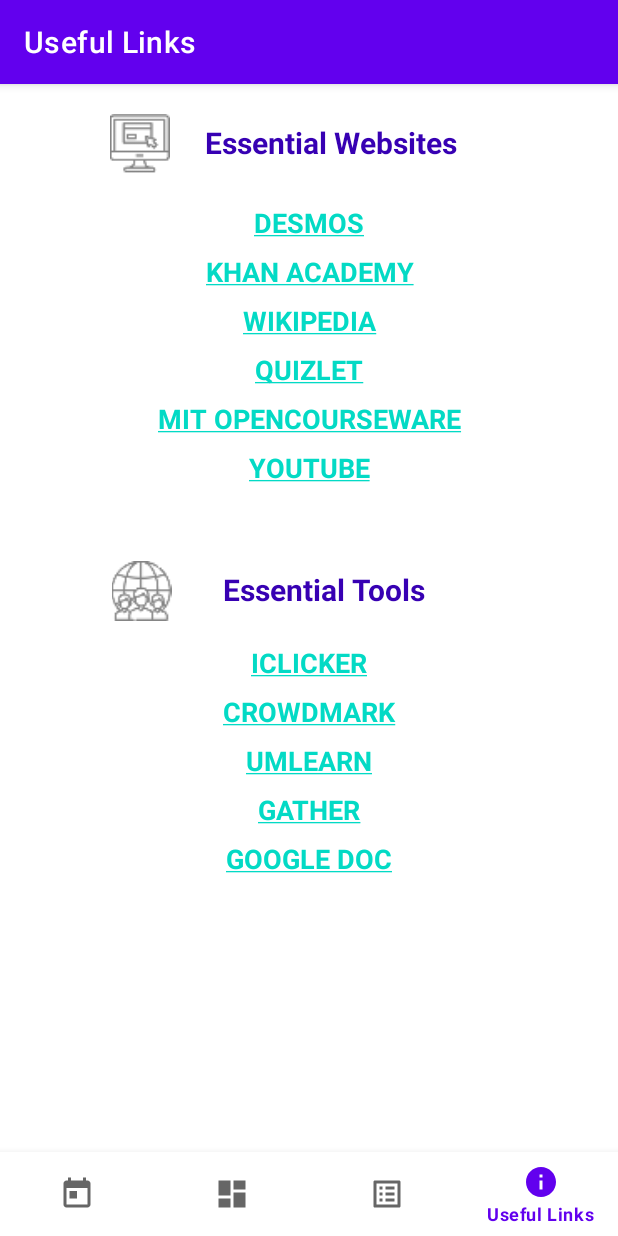
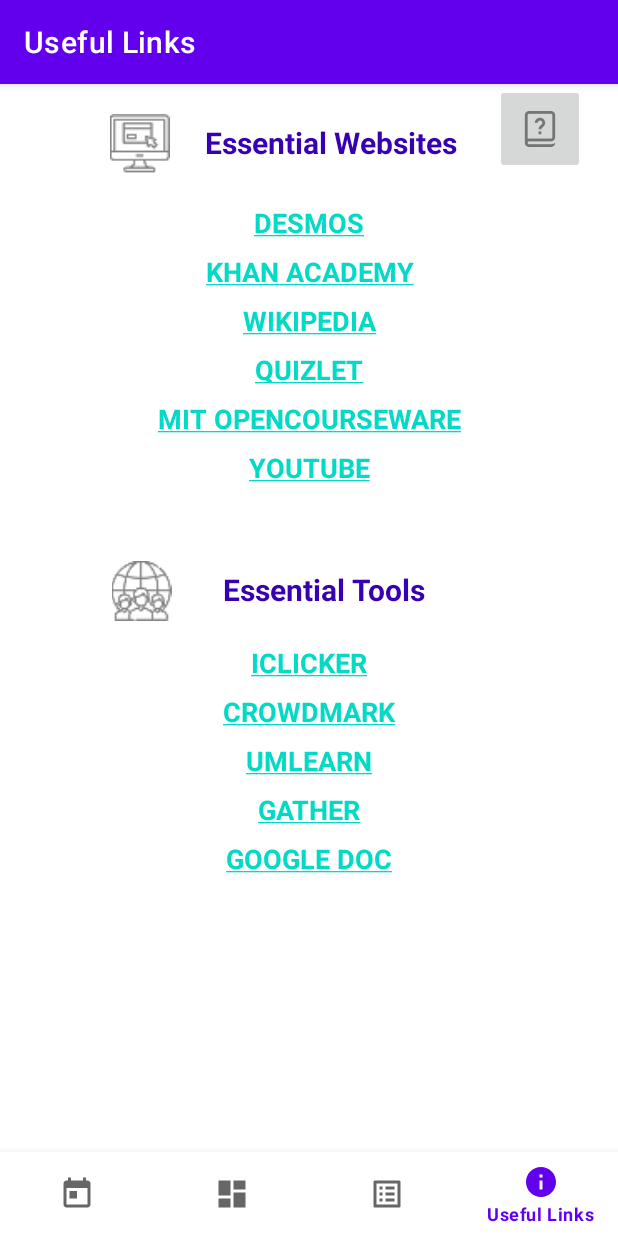
Before and after one commit to sammulto/Student_Life-Academic_Group_Project, an Android app: the UsefullinksFragment screen opened through its navigation route, on a phone screen of 412 x 824 dp. Run offline under Robolectric (Android 15) with nearby library versions, the phone set to English and light mode, and no system bars; our stand-ins replace navigation-ui; 5 statements that could not run were skipped.

Commit message:
tutorial button created in useful_link page

```diff
--- a/app/src/main/res/layout/fragment_usefullinks.xml
+++ b/app/src/main/res/layout/fragment_usefullinks.xml
@@ -230,6 +230,17 @@
             android:textStyle="bold"
             android:typeface="normal" />
 
+
+
     </LinearLayout>
 
+    <ImageButton
+        android:id="@+id/tutorial_button"
+        android:layout_width="60dp"
+        android:layout_height="60dp"
+        android:layout_marginStart="330dp"
+        android:src="@drawable/ic_tutorial"
+        app:layout_constraintStart_toStartOf="parent"
+        app:layout_constraintTop_toTopOf="parent" />
+
 </androidx.constraintlayout.widget.ConstraintLayout>
```
Also changed, not shown: app/src/main/res/drawable-hdpi/ic_tutorial.png (added), app/src/main/res/drawable-mdpi/ic_tutorial.png (added), app/src/main/res/drawable-xhdpi/ic_tutorial.png (added), app/src/main/res/drawable-xxhdpi/ic_tutorial.png (added), app/src/main/res/drawable-xxxhdpi/ic_tutorial.png (added).
